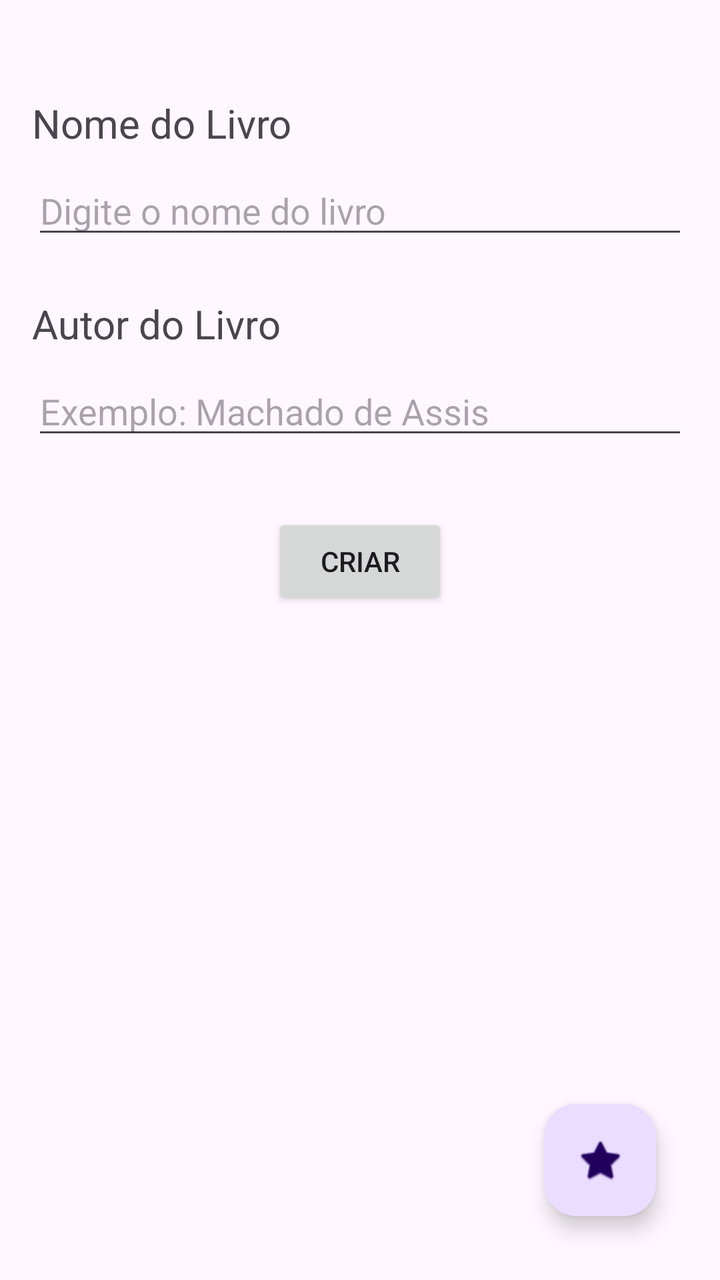
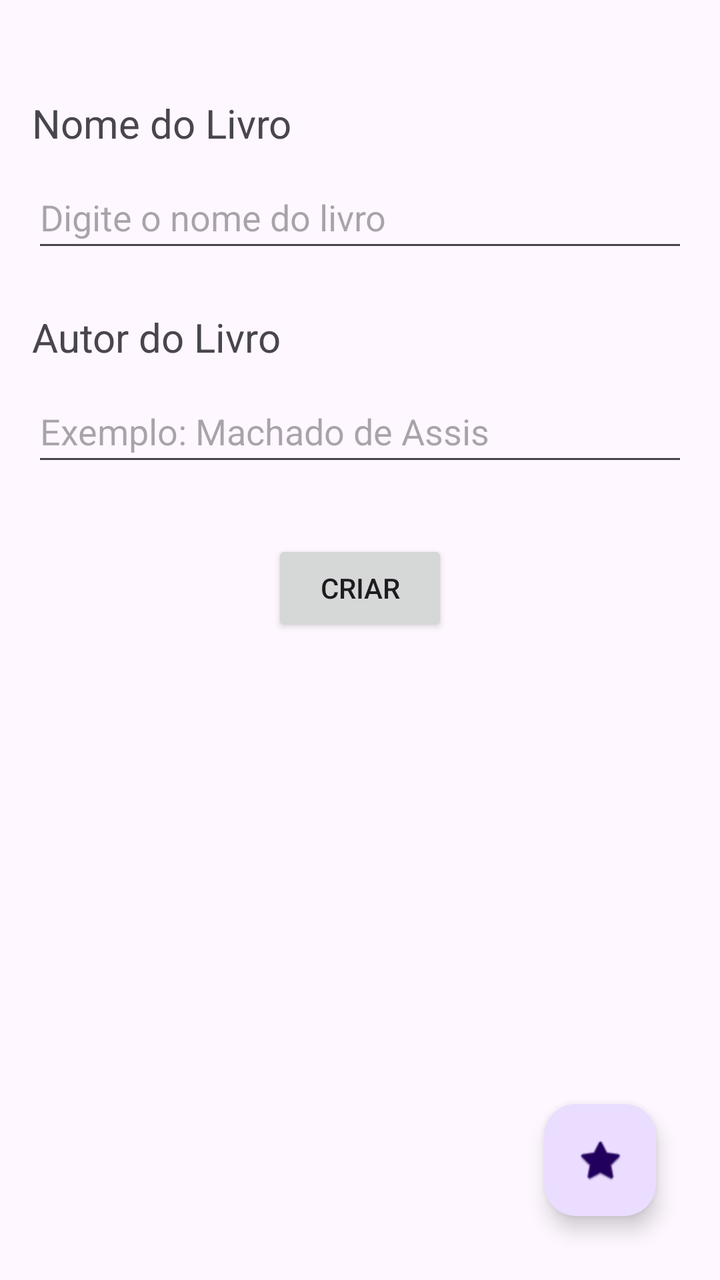

The first picture is an Android layout as it rendered before a commit; the second is the same layout after the commit. The layout source and the unified diff follow.
<!-- AndroidManifest.xml: application theme Theme.AppTelas -->
<!-- res/layout/activity_main.xml -->
<?xml version="1.0" encoding="utf-8"?>
<androidx.constraintlayout.widget.ConstraintLayout xmlns:android="http://schemas.android.com/apk/res/android"
    xmlns:app="http://schemas.android.com/apk/res-auto"
    xmlns:tools="http://schemas.android.com/tools"
    android:id="@+id/main"
    android:layout_width="match_parent"
    android:layout_height="match_parent"
    android:padding="16dp"
    tools:context=".MainActivity">

    <TextView
        android:id="@+id/textView2"
        android:layout_width="wrap_content"
        android:layout_height="wrap_content"
        android:layout_marginTop="32dp"
        android:text="Nome do Livro"
        android:textSize="20sp"
        app:layout_constraintStart_toStartOf="parent"
        app:layout_constraintTop_toTopOf="parent" />

    <EditText
        android:id="@+id/input_nome_livro"
        android:layout_width="0dp"
        android:layout_height="wrap_content"
        android:layout_marginTop="8dp"
        android:ems="10"
        android:hint="Digite o nome do livro"
        android:inputType="text"
        app:layout_constraintEnd_toEndOf="parent"
        app:layout_constraintStart_toStartOf="parent"
        app:layout_constraintTop_toBottomOf="@+id/textView2" />

    <TextView
        android:id="@+id/textView3"
        android:layout_width="wrap_content"
        android:layout_height="wrap_content"
        android:layout_marginTop="24dp"
        android:text="Autor do Livro"
        android:textSize="20sp"
        app:layout_constraintStart_toStartOf="parent"
        app:layout_constraintTop_toBottomOf="@+id/input_nome_livro" />

    <EditText
        android:id="@+id/input_nome_autor_livro"
        android:layout_width="0dp"
        android:layout_height="wrap_content"
        android:layout_marginTop="8dp"
        android:ems="10"
        android:hint="Exemplo: Machado de Assis"
        android:inputType="text"
        app:layout_constraintEnd_toEndOf="parent"
        app:layout_constraintStart_toStartOf="parent"
        app:layout_constraintTop_toBottomOf="@+id/textView3" />

    <Button
        android:id="@+id/button_criar"
        android:layout_width="wrap_content"
        android:layout_height="wrap_content"
        android:layout_marginTop="32dp"
        android:text="Criar"
        app:layout_constraintEnd_toEndOf="parent"
        app:layout_constraintStart_toStartOf="parent"
        app:layout_constraintTop_toBottomOf="@+id/input_nome_autor_livro" />

    <com.google.android.material.floatingactionbutton.FloatingActionButton
        android:id="@+id/fab_avanca"
        android:layout_width="wrap_content"
        android:layout_height="wrap_content"
        android:layout_marginEnd="16dp"
        android:layout_marginBottom="16dp"
        android:clickable="true"
        android:focusTable="true"
        android:contentDescription="Encaminha para a segunda tela"
        app:layout_constraintBottom_toBottomOf="parent"
        app:layout_constraintEnd_toEndOf="parent"
        app:srcCompat="@android:drawable/btn_star_big_on" />

</androidx.constraintlayout.widget.ConstraintLayout>
<!-- resources referenced by this layout -->
<resources>
  <style name="Theme.AppTelas" parent="Base.Theme.AppTelas" />
  <style name="Base.Theme.AppTelas" parent="Theme.Material3.DayNight.NoActionBar">
          
          
      </style>
</resources>

<!-- the commit's change to res/layout/activity_main.xml (unified diff, before → after) -->
@@ -26,6 +26,7 @@
         android:ems="10"
         android:hint="Digite o nome do livro"
         android:inputType="text"
+        android:minHeight="48dp"
         app:layout_constraintEnd_toEndOf="parent"
         app:layout_constraintStart_toStartOf="parent"
         app:layout_constraintTop_toBottomOf="@+id/textView2" />
@@ -48,6 +49,7 @@
         android:ems="10"
         android:hint="Exemplo: Machado de Assis"
         android:inputType="text"
+        android:minHeight="48dp"
         app:layout_constraintEnd_toEndOf="parent"
         app:layout_constraintStart_toStartOf="parent"
         app:layout_constraintTop_toBottomOf="@+id/textView3" />
@@ -69,7 +71,6 @@
         android:layout_marginEnd="16dp"
         android:layout_marginBottom="16dp"
         android:clickable="true"
-        android:focusTable="true"
         android:contentDescription="Encaminha para a segunda tela"
         app:layout_constraintBottom_toBottomOf="parent"
         app:layout_constraintEnd_toEndOf="parent"
